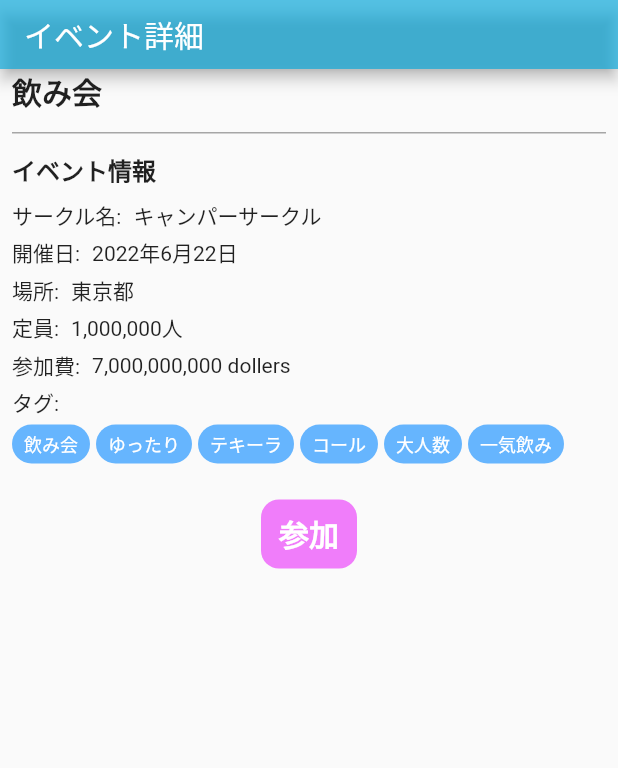
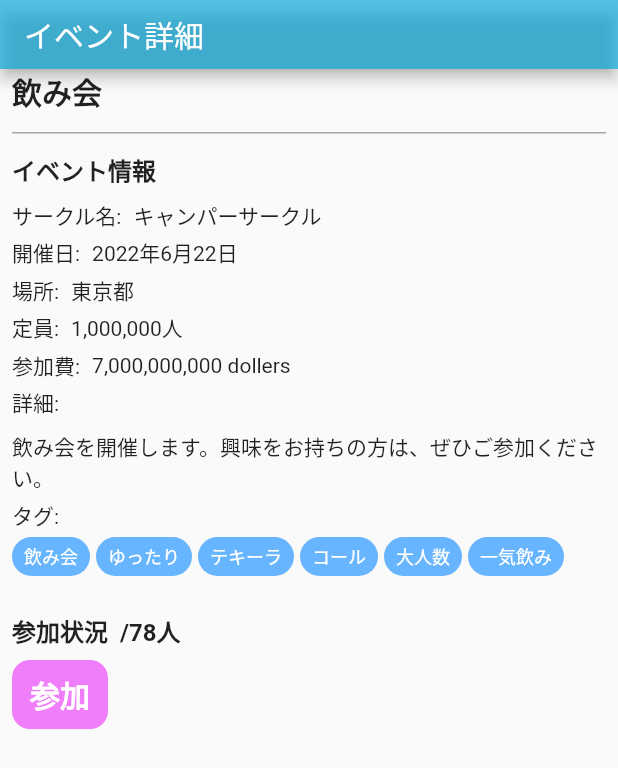
Before and after one commit to circles777/Circles, a Flutter app: the EventDetail widget shown alone on an empty page, opened directly, on a phone screen of 412 x 824 dp. Shown: the top 768 px of the screen. Run offline on Flutter 3.47's test engine with Material 2 defaults, Android fonts, the light colour scheme and no system bars; our stand-ins replace flutter_dotenv, flutter_hooks, flutter_riverpod, font_awesome_flutter, hooks_riverpod, persistent_bottom_nav_bar_v2 and 1 more; missing offline and left inert: dart:html, dart:js_util; accounts and stored records are empty; network calls fail.

Commit message:
イベント詳細の変更

```diff
--- a/mobile/lib/screens/Event/EventDetail.dart
+++ b/mobile/lib/screens/Event/EventDetail.dart
@@ -107,6 +107,14 @@ class EventDetail extends HookWidget {
                               style: TextStyle(
                                   fontSize: 14, fontWeight: FontWeight.w400))
                         ]),
+                        ColumnViewWithGap(gap: 8, children: [
+                          Text('詳細:',
+                              style: TextStyle(
+                                  fontSize:14, fontWeight: FontWeight.w400)),
+                          Text('飲み会を開催します。興味をお持ちの方は、ぜひご参加ください。',
+                              style: TextStyle(
+                                  fontSize:14, fontWeight: FontWeight.w400))
+                        ]),
                         Text('タグ:',
                             style: TextStyle(
                                 fontSize: 14, fontWeight: FontWeight.w400)),
@@ -145,7 +153,24 @@ class EventDetail extends HookWidget {
                           height: 16,
                         ),
                         Center(
-                          child: Container(
+                          child:
+                          ColumnViewWithGap(gap: 8, children:[
+                            Container(
+                              child:
+                              RowViewWithGap(gap:8,children: <Widget>[
+                                Text("参加状況",
+                                   style:TextStyle(
+                                    fontSize: 16, fontWeight: FontWeight.w600)),
+                                //ここに追加
+                                //参加人数を表示
+                                //
+                                //
+                                //
+                                Text('/78人',
+                                   style:TextStyle(
+                                    fontSize: 16, fontWeight: FontWeight.w600)),
+                              ])),
+                             Container(
                               width: 64,
                               padding: EdgeInsets.only(
                                   top: 8, right: 12, bottom: 8, left: 12),
@@ -159,6 +184,7 @@ class EventDetail extends HookWidget {
                                     fontWeight: FontWeight.w600,
                                     color: Colors.white),
                             ),
+                          )],
                           ),
                         )
                       ])
```
Lines whose indentation alone changed are shown as unchanged.
